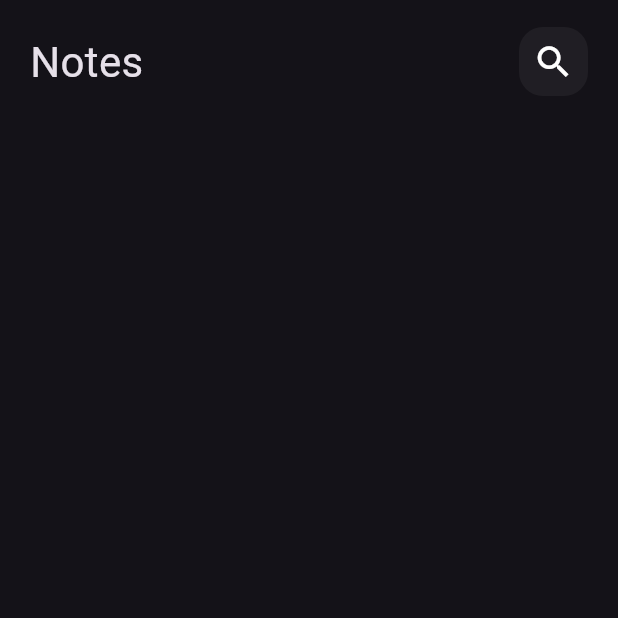
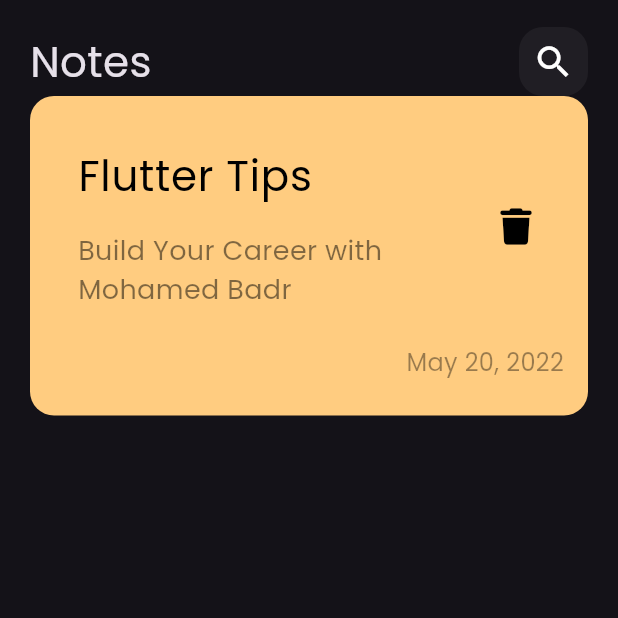
Before and after one commit to mohamedbadr12/Notes_app, a Flutter app: the screen it shows after launch, on a phone screen of 412 x 824 dp, the top half of it. Run offline on Flutter 3.47's test engine with Material 3 defaults, Android fonts, the phone set to English and light mode, and no system bars; our stand-ins replace device_preview, font_awesome_flutter.

Commit message:
finish note item

```diff
--- /dev/null
+++ b/lib/features/notes/presentation/views/widgets/note_item.dart
@@ -0,0 +1,35 @@
+import 'package:flutter/material.dart';
+import 'package:font_awesome_flutter/font_awesome_flutter.dart';
+
+class NoteItem extends StatelessWidget {
+  const NoteItem({super.key});
+
+  @override
+  Widget build(BuildContext context) {
+    return  Container(
+      padding: const EdgeInsets.only(top: 24,bottom: 24,left: 16),
+      decoration: BoxDecoration(
+        color: const Color(0xffFFCC80),
+        borderRadius: BorderRadius.circular(16),
+
+      ),
+      child:  Column(crossAxisAlignment: CrossAxisAlignment.end,
+        children: [
+          ListTile(
+            title: const Text("Flutter Tips",style: TextStyle(color: Colors.black,fontSize: 28),),
+            subtitle:  Padding(
+              padding: const EdgeInsets.only(top: 16),
+              child: Text("Build Your Career with Mohamed Badr",style: TextStyle(color: Colors.black.withOpacity(.5),fontSize:18),),
+            ),
+            trailing:IconButton(onPressed: (){}, icon: const Icon(FontAwesomeIcons.trash,color: Colors.black,size: 24,)),
+          ),
+          Padding(
+            padding: const EdgeInsets.only(right: 16,top: 16),
+            child: Text("May 20, 2022",style: TextStyle(color: Colors.black.withOpacity(.4),fontSize: 16),),
+          ),
+        ],
+      ),
+
+    );
+  }
+}
--- a/lib/features/notes/presentation/views/widgets/notes_view_body.dart
+++ b/lib/features/notes/presentation/views/widgets/notes_view_body.dart
@@ -1,7 +1,6 @@
 import 'package:flutter/material.dart';
-
 import 'custom_app_bar.dart';
-import 'custom_search_icon.dart';
+import 'note_item.dart';
 
 class NotesViewsBody extends StatelessWidget {
   const NotesViewsBody({super.key});
@@ -11,8 +10,8 @@ class NotesViewsBody extends StatelessWidget {
     return const Padding(padding: EdgeInsets.symmetric(horizontal: 20,vertical: 18),
       child: Column(
         children: [
-          CustomAppBar()
-
+          CustomAppBar(),
+          NoteItem()
         ],
       ),
     );
--- a/lib/main.dart
+++ b/lib/main.dart
@@ -22,6 +22,7 @@ class NotesApp extends StatelessWidget {
 
       theme: ThemeData(
         brightness: Brightness.dark,
+        fontFamily: 'Poppins',
 
       ),
       home: const NotesView(),
```
Also changed, not shown: pubspec.yaml (+22 -6 lines), assets/fonts/Poppins-Black.ttf (added), assets/fonts/Poppins-Bold.ttf (added), assets/fonts/Poppins-ExtraBold.ttf (added), assets/fonts/Poppins-ExtraLight.ttf (added), assets/fonts/Poppins-Light.ttf (added), assets/fonts/Poppins-Medium.ttf (added), assets/fonts/Poppins-Regular.ttf (added), assets/fonts/Poppins-SemiBold.ttf (added), assets/fonts/Poppins-Thin.ttf (added), pubspec.lock.
